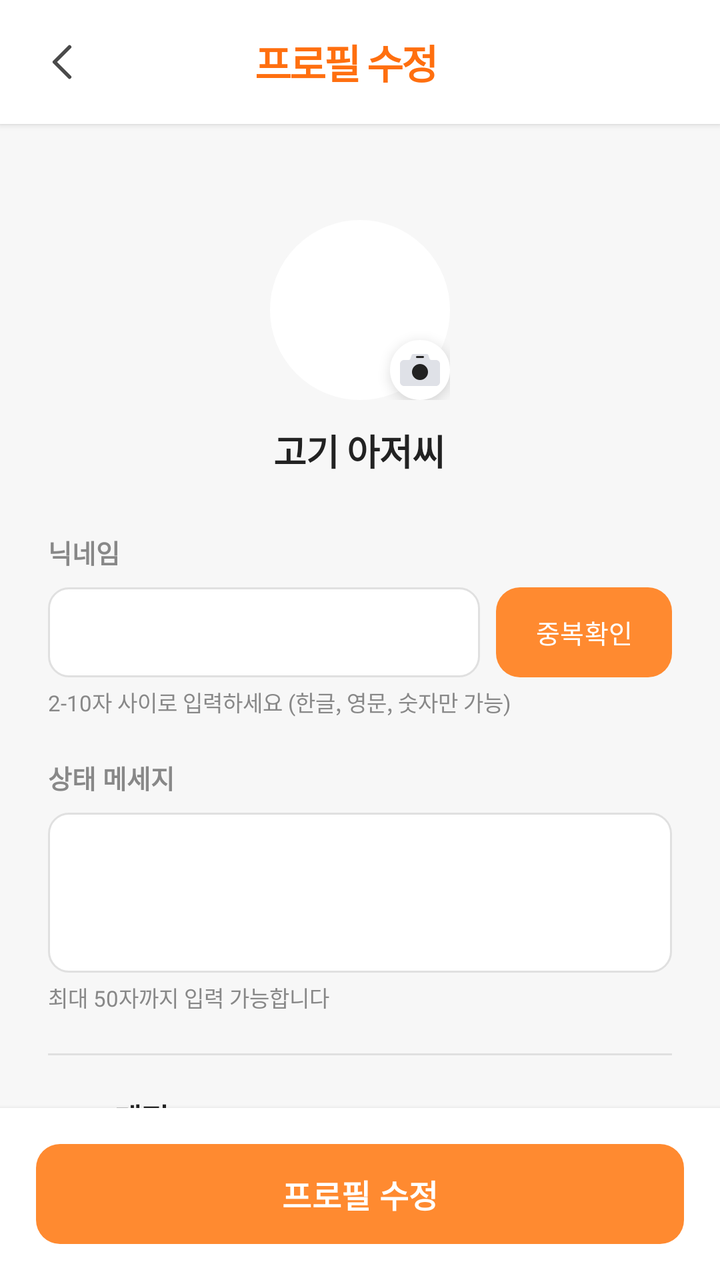
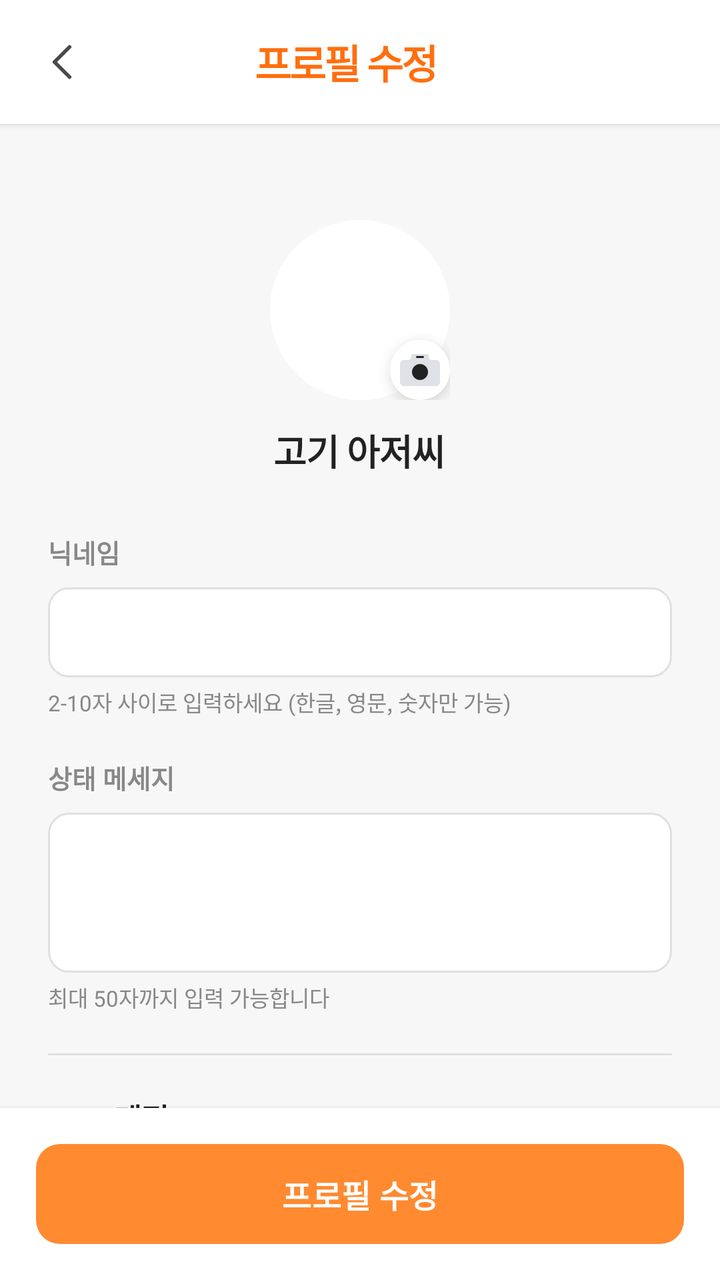

An Android layout rendered at two revisions. The XML below is the earlier revision; the diff shows what the commit changed to produce the second picture.
<!-- AndroidManifest.xml: application theme Theme.Honbabapp -->
<!-- res/layout/page_profile_profilesetting.xml -->
<?xml version="1.0" encoding="utf-8"?>
<LinearLayout xmlns:android="http://schemas.android.com/apk/res/android"
    xmlns:app="http://schemas.android.com/apk/res-auto"
    android:layout_width="match_parent"
    android:layout_height="match_parent"
    android:orientation="vertical"
    android:background="@color/bg_200">

    
    <LinearLayout
        android:layout_width="match_parent"
        android:layout_height="wrap_content"
        android:orientation="horizontal"
        android:gravity="center_vertical"
        android:padding="16dp"
        android:background="@color/bg_100"
        android:elevation="2dp">

        
        <ImageButton
            android:id="@+id/btn_back"
            android:layout_width="30dp"
            android:layout_height="30dp"
            android:src="@drawable/ic_arrow_back"
            android:scaleType="centerCrop"
            android:background="@color/white"
            android:layout_marginEnd="12dp" />

        
        <TextView
            android:layout_width="0dp"
            android:layout_height="wrap_content"
            android:layout_weight="1"
            android:text="프로필 수정"
            android:textColor="@color/primary_200"
            android:textSize="20sp"
            android:textStyle="bold"
            android:gravity="center"
            android:letterSpacing="-0.05"
            android:layout_marginEnd="56dp" />

    </LinearLayout>

    <ScrollView
        android:layout_width="match_parent"
        android:layout_height="0dp"
        android:layout_weight="1"
        android:fillViewport="true"
        android:scrollbars="none">

        <LinearLayout
            android:layout_width="match_parent"
            android:layout_height="wrap_content"
            android:orientation="vertical"
            android:padding="24dp">

            
            <LinearLayout
                android:layout_width="match_parent"
                android:layout_height="wrap_content"
                android:orientation="vertical"
                android:padding="24dp"
                android:gravity="center">

                
                <FrameLayout
                    android:layout_width="wrap_content"
                    android:layout_height="wrap_content"
                    android:layout_marginBottom="12dp">

                    <ImageView
                        android:id="@+id/iv_profile_avatar"
                        android:layout_width="90dp"
                        android:layout_height="90dp"
                        android:padding="3dp"
                        android:background="@drawable/profile_avatar_background" />

                    
                    <ImageButton
                        android:id="@+id/btn_change_avatar"
                        android:layout_width="30dp"
                        android:layout_height="30dp"
                        android:src="@drawable/ic_camera"
                        android:background="@drawable/camera_button_background"
                        android:layout_gravity="bottom|end"
                        android:elevation="4dp" />

                </FrameLayout>

                
                <TextView
                    android:id="@+id/tv_current_nickname"
                    android:layout_width="wrap_content"
                    android:layout_height="wrap_content"
                    android:text="고기 아저씨"
                    android:textColor="@color/text_100"
                    android:textSize="18sp"
                    android:textStyle="bold"
                    android:layout_marginBottom="4dp"
                    android:letterSpacing="-0.02" />

            </LinearLayout>

            
            <LinearLayout
                android:layout_width="match_parent"
                android:layout_height="wrap_content"
                android:orientation="vertical"
                android:layout_marginBottom="20dp">

                <TextView
                    android:layout_width="wrap_content"
                    android:layout_height="wrap_content"
                    android:text="닉네임"
                    android:textColor="@color/text_200"
                    android:textSize="13sp"
                    android:textStyle="bold"
                    android:layout_marginBottom="8dp" />

                
                <LinearLayout
                    android:layout_width="match_parent"
                    android:layout_height="wrap_content"
                    android:orientation="horizontal"
                    android:gravity="center_vertical">

                    <EditText
                        android:id="@+id/et_nickname"
                        android:layout_width="0dp"
                        android:layout_height="45dp"
                        android:layout_weight="1"
                        android:textColor="@color/text_100"
                        android:textSize="15sp"
                        android:background="@drawable/edittext_background"
                        android:paddingHorizontal="16dp"
                        android:maxLength="10"
                        android:inputType="text" />

                    <Button
                        android:id="@+id/btn_check_nickname"
                        android:layout_width="wrap_content"
                        android:layout_height="45dp"
                        android:text="중복확인"
                        android:textSize="13sp"
                        android:textColor="@color/white"
                        android:background="@drawable/button_primary_background"
                        android:layout_marginStart="8dp"
                        android:paddingHorizontal="12dp"
                        app:backgroundTint="@null" />

                </LinearLayout>

                
                <TextView
                    android:id="@+id/tv_nickname_check_result"
                    android:layout_width="wrap_content"
                    android:layout_height="wrap_content"
                    android:textSize="11sp"
                    android:layout_marginTop="4dp"
                    android:visibility="gone" />

                <TextView
                    android:layout_width="match_parent"
                    android:layout_height="wrap_content"
                    android:text="2-10자 사이로 입력하세요 (한글, 영문, 숫자만 가능)"
                    android:textColor="@color/text_200"
                    android:textSize="11sp"
                    android:layout_marginTop="4dp" />

            </LinearLayout>

            
            <LinearLayout
                android:layout_width="match_parent"
                android:layout_height="wrap_content"
                android:orientation="vertical"
                android:layout_marginBottom="20dp">

                <TextView
                    android:layout_width="wrap_content"
                    android:layout_height="wrap_content"
                    android:text="상태 메세지"
                    android:textColor="@color/text_200"
                    android:textSize="13sp"
                    android:textStyle="bold"
                    android:layout_marginBottom="8dp" />

                <EditText
                    android:id="@+id/et_status_message"
                    android:layout_width="match_parent"
                    android:layout_height="80dp"
                    android:textColor="@color/text_100"
                    android:textSize="15sp"
                    android:background="@drawable/edittext_background"
                    android:paddingHorizontal="16dp"
                    android:paddingVertical="12dp"
                    android:gravity="top"
                    android:maxLength="50"
                    android:inputType="textMultiLine" />

                <TextView
                    android:layout_width="match_parent"
                    android:layout_height="wrap_content"
                    android:text="최대 50자까지 입력 가능합니다"
                    android:textColor="@color/text_200"
                    android:textSize="11sp"
                    android:layout_marginTop="4dp" />

            </LinearLayout>

            
            <View
                android:layout_width="match_parent"
                android:layout_height="1dp"
                android:background="@color/border_100"
                android:layout_marginBottom="20dp" />

            <LinearLayout
                android:layout_width="match_parent"
                android:layout_height="wrap_content"
                android:orientation="horizontal"
                android:gravity="center_vertical"
                android:layout_marginBottom="6dp">

                <TextView
                    android:layout_width="0dp"
                    android:layout_height="wrap_content"
                    android:layout_weight="1"
                    android:text="SNS 계정"
                    android:textColor="@color/text_100"
                    android:textSize="15sp"
                    android:textStyle="bold" />

                <TextView
                    android:layout_width="wrap_content"
                    android:layout_height="wrap_content"
                    android:text="체험단 신청 시 사용"
                    android:textColor="@color/primary_100"
                    android:textSize="11sp" />

            </LinearLayout>

            <TextView
                android:layout_width="match_parent"
                android:layout_height="wrap_content"
                android:text="체험단 신청 시 호스트에게 공개됩니다. 입력하지 않으면 체험단 신청이 불가합니다."
                android:textColor="@color/text_200"
                android:textSize="12sp"
                android:lineSpacingMultiplier="1.4"
                android:layout_marginBottom="16dp" />

            
            <LinearLayout
                android:layout_width="match_parent"
                android:layout_height="wrap_content"
                android:orientation="vertical"
                android:layout_marginBottom="14dp">

                <LinearLayout
                    android:layout_width="match_parent"
                    android:layout_height="wrap_content"
                    android:orientation="horizontal"
                    android:gravity="center_vertical"
                    android:layout_marginBottom="8dp">

                    <TextView
                        android:layout_width="0dp"
                        android:layout_height="wrap_content"
                        android:layout_weight="1"
                        android:text="인스타그램 ID"
                        android:textColor="@color/text_200"
                        android:textSize="13sp"
                        android:textStyle="bold" />

                    <TextView
                        android:id="@+id/tv_instagram_visit"
                        android:layout_width="wrap_content"
                        android:layout_height="wrap_content"
                        android:padding="4dp"
                        android:text="이동하기 &gt;"
                        android:textColor="@color/primary_200"
                        android:textSize="12sp"
                        android:textStyle="bold"
                        android:clickable="true"
                        android:focusable="true"
                        android:background="?android:attr/selectableItemBackground" />

                </LinearLayout>

                <LinearLayout
                    android:layout_width="match_parent"
                    android:layout_height="45dp"
                    android:orientation="horizontal"
                    android:gravity="center_vertical"
                    android:background="@drawable/edittext_background"
                    android:paddingHorizontal="16dp">

                    <TextView
                        android:layout_width="wrap_content"
                        android:layout_height="wrap_content"
                        android:text="@"
                        android:textColor="@color/text_200"
                        android:textSize="15sp"
                        android:layout_marginEnd="4dp" />

                    <EditText
                        android:id="@+id/et_instagram_id"
                        android:layout_width="0dp"
                        android:layout_height="match_parent"
                        android:layout_weight="1"
                        android:hint="인스타그램 아이디"
                        android:textColorHint="@color/text_200"
                        android:textColor="@color/text_100"
                        android:textSize="15sp"
                        android:background="@null"
                        android:maxLength="50"
                        android:inputType="text"
                        android:imeOptions="actionNext" />

                </LinearLayout>

                <TextView
                    android:layout_width="match_parent"
                    android:layout_height="wrap_content"
                    android:text=" '@' 없이 아이디만 입력하세요"
                    android:textColor="@color/text_200"
                    android:textSize="11sp"
                    android:layout_marginTop="4dp" />

            </LinearLayout>

            
            <LinearLayout
                android:layout_width="match_parent"
                android:layout_height="wrap_content"
                android:orientation="vertical"
                android:layout_marginBottom="14dp">

                <LinearLayout
                    android:layout_width="match_parent"
                    android:layout_height="wrap_content"
                    android:orientation="horizontal"
                    android:gravity="center_vertical"
                    android:layout_marginBottom="8dp">

                    <TextView
                        android:layout_width="0dp"
                        android:layout_height="wrap_content"
                        android:layout_weight="1"
                        android:text="블로그 ID"
                        android:textColor="@color/text_200"
                        android:textSize="13sp"
                        android:textStyle="bold" />

                    <TextView
                        android:id="@+id/tv_blog_visit"
                        android:layout_width="wrap_content"
                        android:layout_height="wrap_content"
                        android:padding="4dp"
                        android:text="이동하기 &gt;"
                        android:textColor="@color/primary_200"
                        android:textSize="12sp"
                        android:textStyle="bold"
                        android:clickable="true"
                        android:focusable="true"
                        android:background="?android:attr/selectableItemBackground" />

                </LinearLayout>

                <EditText
                    android:id="@+id/et_blog_id"
                    android:layout_width="match_parent"
                    android:layout_height="45dp"
                    android:hint="네이버 블로그 ID"
                    android:textColorHint="@color/text_200"
                    android:textColor="@color/text_100"
                    android:textSize="15sp"
                    android:background="@drawable/edittext_background"
                    android:paddingHorizontal="16dp"
                    android:maxLength="50"
                    android:inputType="text"
                    android:imeOptions="actionNext" />

                <TextView
                    android:layout_width="match_parent"
                    android:layout_height="wrap_content"
                    android:text="네이버 블로그 URL에서 아이디 부분만 입력하세요"
                    android:textColor="@color/text_200"
                    android:textSize="11sp"
                    android:layout_marginTop="4dp" />

            </LinearLayout>

            
            <LinearLayout
                android:layout_width="match_parent"
                android:layout_height="wrap_content"
                android:orientation="vertical"
                android:layout_marginBottom="32dp">

                <LinearLayout
                    android:layout_width="match_parent"
                    android:layout_height="wrap_content"
                    android:orientation="horizontal"
                    android:gravity="center_vertical"
                    android:layout_marginBottom="8dp">

                    <TextView
                        android:layout_width="0dp"
                        android:layout_height="wrap_content"
                        android:layout_weight="1"
                        android:text="유튜브 ID"
                        android:textColor="@color/text_200"
                        android:textSize="13sp"
                        android:textStyle="bold" />

                    <TextView
                        android:id="@+id/tv_youtube_visit"
                        android:layout_width="wrap_content"
                        android:layout_height="wrap_content"
                        android:padding="4dp"
                        android:text="이동하기 &gt;"
                        android:textColor="@color/primary_200"
                        android:textSize="12sp"
                        android:textStyle="bold"
                        android:clickable="true"
                        android:focusable="true"
                        android:background="?android:attr/selectableItemBackground" />

                </LinearLayout>

                <LinearLayout
                    android:layout_width="match_parent"
                    android:layout_height="45dp"
                    android:orientation="horizontal"
                    android:gravity="center_vertical"
                    android:background="@drawable/edittext_background"
                    android:paddingHorizontal="16dp">

                    <TextView
                        android:layout_width="wrap_content"
                        android:layout_height="wrap_content"
                        android:text="@"
                        android:textColor="@color/text_200"
                        android:textSize="15sp"
                        android:layout_marginEnd="4dp" />

                    <EditText
                        android:id="@+id/et_youtube_id"
                        android:layout_width="0dp"
                        android:layout_height="match_parent"
                        android:layout_weight="1"
                        android:hint="유튜브 채널 아이디"
                        android:textColorHint="@color/text_200"
                        android:textColor="@color/text_100"
                        android:textSize="15sp"
                        android:background="@null"
                        android:maxLength="50"
                        android:inputType="text"
                        android:imeOptions="actionDone" />

                </LinearLayout>

                <TextView
                    android:layout_width="match_parent"
                    android:layout_height="wrap_content"
                    android:text=" '@' 없이 채널 아이디만 입력하세요 (선택 사항, 체험단 신청 필수 아님)"
                    android:textColor="@color/text_200"
                    android:textSize="11sp"
                    android:layout_marginTop="4dp" />

            </LinearLayout>
            

        </LinearLayout>

    </ScrollView>

    
    <LinearLayout
        android:layout_width="match_parent"
        android:layout_height="wrap_content"
        android:background="@color/bg_100"
        android:padding="18dp"
        android:elevation="4dp">

        <Button
            android:id="@+id/btn_edit_profile"
            android:layout_width="match_parent"
            android:layout_height="50dp"
            android:text="프로필 수정"
            android:textColor="@color/white"
            android:textSize="16sp"
            android:textStyle="bold"
            android:background="@drawable/button_primary_background"
            android:elevation="2dp" />

    </LinearLayout>

</LinearLayout>
<!-- resources referenced by this layout -->
<resources>
  <color name="bg_100">#FFFFFF</color>
  <color name="bg_200">#F7F7F7</color>
  <color name="border_100">#E0E0E0</color>
  <color name="primary_100">#FF8A30</color>
  <color name="primary_200">#FF6F0F</color>
  <color name="text_100">#222222</color>
  <color name="text_200">#888888</color>
  <color name="white">#FFFFFFFF</color>
  <!-- drawable button_primary_background (drawable) -->
  <?xml version="1.0" encoding="utf-8"?>
  <shape xmlns:android="http://schemas.android.com/apk/res/android">
      <solid android:color="@color/primary_100" />
      <corners android:radius="12dp" />
  </shape>
  <!-- drawable camera_button_background (drawable) -->
  <?xml version="1.0" encoding="utf-8"?>
  <selector xmlns:android="http://schemas.android.com/apk/res/android">
  
      
      <item android:state_pressed="true">
          <shape android:shape="oval">
              <solid android:color="@color/white" />
              <stroke
                  android:width="2dp"
                  android:color="@color/white" />
          </shape>
      </item>
  
      
      <item>
          <shape android:shape="oval">
              <solid android:color="@color/white" />
              <stroke
                  android:width="2dp"
                  android:color="@color/white" />
          </shape>
      </item>
  
  </selector>
  <!-- drawable edittext_background (drawable) -->
  <?xml version="1.0" encoding="utf-8"?>
  <selector xmlns:android="http://schemas.android.com/apk/res/android">
  
  
      <item android:state_focused="true">
          <shape android:shape="rectangle">
              <solid android:color="@color/bg_100"/>
              <corners android:radius="10dp"/>
              <stroke
                  android:width="2dp"
                  android:color="@color/primary_100"/>
          </shape>
      </item>
  
  
      <item>
          <shape android:shape="rectangle">
              <solid android:color="@color/bg_100"/>
              <corners android:radius="10dp"/>
              <stroke
                  android:width="1dp"
                  android:color="@color/border_100"/>
          </shape>
      </item>
  
  </selector>
  <!-- drawable ic_arrow_back (drawable) -->
  <vector xmlns:android="http://schemas.android.com/apk/res/android"
      android:width="24dp"
      android:height="24dp"
      android:viewportWidth="24"
      android:viewportHeight="24">
  
    <path
        android:pathData="M15,18L9,12L15,6"
        android:strokeColor="#4A4A4A"
        android:strokeWidth="1.5"
        android:strokeLineCap="round"
        android:strokeLineJoin="round"
        android:fillColor="@android:color/transparent"/>
  </vector>
  <!-- drawable profile_avatar_background (drawable) -->
  <?xml version="1.0" encoding="utf-8"?>
  <shape xmlns:android="http://schemas.android.com/apk/res/android"
      android:shape="oval">
  
      <solid android:color="@color/white"/>
      <stroke
          android:width="4dp"
          android:color="@color/white"/>
  
  </shape>
  <style name="Theme.Honbabapp" parent="Base.Theme.Honbabapp">
          <item name="android:windowIsTranslucent">true</item>
      </style>
  <style name="Base.Theme.Honbabapp" parent="Theme.Material3.Light.NoActionBar">
          
          <item name="colorPrimary">@color/primary_100</item>
          <item name="colorPrimaryVariant">@color/primary_200</item>
          <item name="colorOnPrimary">@android:color/white</item>
  
          
          <item name="colorSecondary">@color/accent_100</item>
          <item name="colorSecondaryVariant">@color/accent_200</item>
          <item name="colorOnSecondary">@android:color/white</item>
  
          
          <item name="android:colorBackground">@color/bg_100</item>
          <item name="colorSurface">@color/white</item>
          <item name="colorOnSurface">@color/text_100</item>
  
          
          <item name="android:statusBarColor">@android:color/white</item>
          <item name="android:windowLightStatusBar">true</item>
          
      </style>
  <color name="accent_100">#00C7AE</color>
  <color name="accent_200">#2B2B2B</color>
  <!-- unchanged entries left out for length: 1 -->
</resources>

<!-- the commit's change to res/layout/page_profile_profilesetting.xml (unified diff, before → after) -->
@@ -118,37 +118,16 @@
                     android:layout_marginBottom="8dp" />
 
                 
-                <LinearLayout
-                    android:layout_width="match_parent"
-                    android:layout_height="wrap_content"
-                    android:orientation="horizontal"
-                    android:gravity="center_vertical">
-
-                    <EditText
-                        android:id="@+id/et_nickname"
-                        android:layout_width="0dp"
-                        android:layout_height="45dp"
-                        android:layout_weight="1"
-                        android:textColor="@color/text_100"
-                        android:textSize="15sp"
-                        android:background="@drawable/edittext_background"
-                        android:paddingHorizontal="16dp"
-                        android:maxLength="10"
-                        android:inputType="text" />
-
-                    <Button
-                        android:id="@+id/btn_check_nickname"
-                        android:layout_width="wrap_content"
-                        android:layout_height="45dp"
-                        android:text="중복확인"
-                        android:textSize="13sp"
-                        android:textColor="@color/white"
-                        android:background="@drawable/button_primary_background"
-                        android:layout_marginStart="8dp"
-                        android:paddingHorizontal="12dp"
-                        app:backgroundTint="@null" />
-
-                </LinearLayout>
+                <EditText
+                    android:id="@+id/et_nickname"
+                    android:layout_width="match_parent"
+                    android:layout_height="45dp"
+                    android:textColor="@color/text_100"
+                    android:textSize="15sp"
+                    android:background="@drawable/edittext_background"
+                    android:paddingHorizontal="16dp"
+                    android:maxLength="10"
+                    android:inputType="text" />
 
                 
                 <TextView
